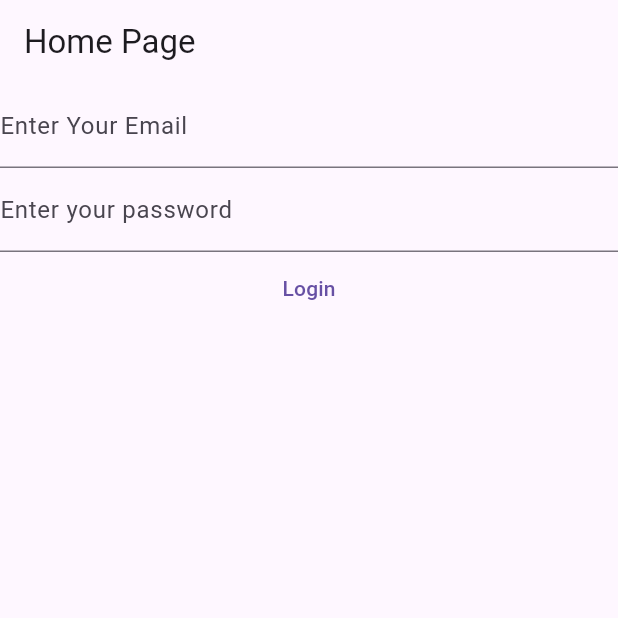
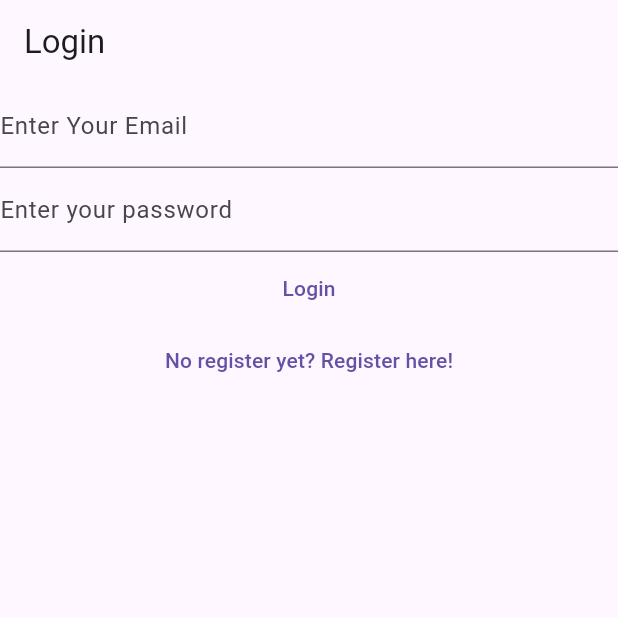
Before and after one commit to omirfarhan/MyNotes, a Flutter app: the screen it shows after launch, on a phone screen of 412 x 824 dp, the top half of it. Run offline on Flutter 3.47's test engine with Material 3 defaults, Android fonts, the phone set to English and light mode, and no system bars; our stand-ins replace firebase_auth, firebase_core, fluttertoast; accounts and stored records are empty.

Commit message:
commit initalize

```diff
--- a/lib/main.dart
+++ b/lib/main.dart
@@ -16,7 +16,12 @@ void main() {
       debugShowCheckedModeBanner: false,
       title: 'flutter demo',
         theme: ThemeData(primarySwatch: Colors.blue),
-        home: const Home()
+        home: const Home(),
+      routes: {
+        '/Register/': (context) =>const RegisterView(),
+        '/login/': (context) =>const LoginView(),
+      },
+
     ),
 
   );
@@ -28,12 +33,7 @@ class Home extends StatelessWidget {
 
   @override
   Widget build(BuildContext context) {
-    return Scaffold(
-      appBar: AppBar(
-        title: Text('Home Page'),
-      ),
-
-      body: FutureBuilder(
+    return  FutureBuilder(
       future: Firebase.initializeApp(
           options: DefaultFirebaseOptions.currentPlatform
       ),
@@ -62,9 +62,6 @@ class Home extends StatelessWidget {
 
       },
 
-
-
-      ),
 
 
     );
--- a/lib/views/login_view.dart
+++ b/lib/views/login_view.dart
@@ -69,7 +69,9 @@ class _LoginViewState extends State<LoginView> {
 
      */
 
-    return Column(
+    return Scaffold(
+      appBar: AppBar(title: const Text('Login'),),
+      body: Column(
 
         children: [
           TextField(
@@ -113,8 +115,19 @@ class _LoginViewState extends State<LoginView> {
 
             child: const Text('Login'),
 
-        )
+          ),
+
+          TextButton(
+              onPressed: () {
+                Navigator.of(context).pushNamedAndRemoveUntil(
+                    '/Register/', (route) =>false);
+              },
+              child: const Text('No register yet? Register here!')
+          ),
+
+
         ],
+      ),
     );
 
 
```
Also changed, not shown: lib/views/Register_view.dart (+11 -1 lines). Lines whose indentation alone changed are shown as unchanged.
